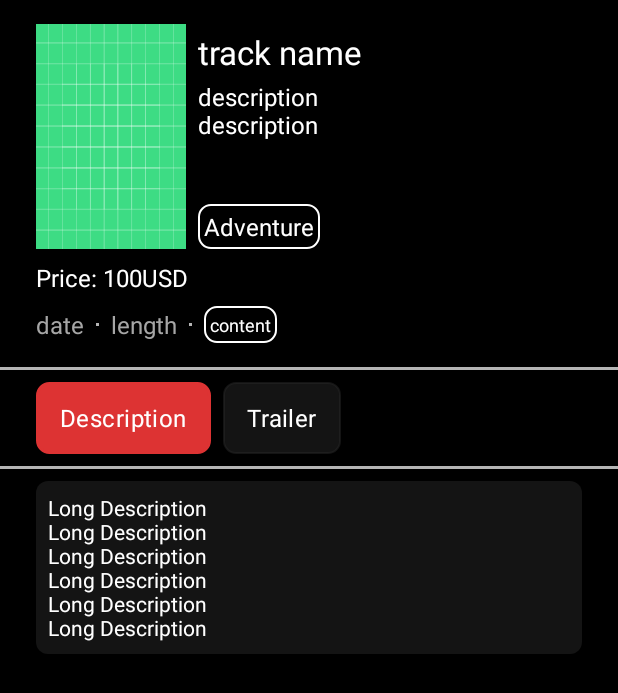
After one commit to acuon/MoviesApp, an Android app: the layout fragment_movie_detail.xml on its own in the app's theme, with its tools: preview values and no code run, on a phone screen of 412 x 824 dp. The commit adds this screen. Shown: the top 693 px of the screen. Run offline under Robolectric (Android 15) with nearby library versions, the phone set to English and light mode, and no system bars.

Commit message:
feat(xml): :sparkles: update xml UIs

```diff
--- a/app/src/main/res/layout/activity_main.xml
+++ b/app/src/main/res/layout/activity_main.xml
@@ -9,7 +9,7 @@
         tools:context=".ui.MainActivity">
 
         <fragment
-            android:id="@+id/navHost"
+            android:id="@+id/nav_host_fragment_container"
             android:name="androidx.navigation.fragment.NavHostFragment"
             android:layout_width="match_parent"
             android:layout_height="0dp"
--- /dev/null
+++ b/app/src/main/res/layout/fragment_movie_detail.xml
@@ -0,0 +1,253 @@
+<?xml version="1.0" encoding="utf-8"?>
+<layout xmlns:android="http://schemas.android.com/apk/res/android"
+    xmlns:app="http://schemas.android.com/apk/res-auto"
+    xmlns:tools="http://schemas.android.com/tools">
+
+    <data>
+
+        <variable
+            name="movieUiState"
+            type="com.acuon.moviesapp.ui.movie_detail.MovieDetailUIState" />
+    </data>
+
+    <androidx.constraintlayout.widget.ConstraintLayout
+        android:layout_width="match_parent"
+        android:layout_height="match_parent"
+        android:background="@color/black"
+        android:paddingTop="@dimen/_16dp"
+        android:paddingBottom="@dimen/_8dp">
+
+        <androidx.constraintlayout.widget.ConstraintLayout
+            android:id="@+id/container_movie_poster"
+            android:layout_width="@dimen/_0dp"
+            android:layout_height="wrap_content"
+            android:layout_marginStart="@dimen/_24dp"
+            android:layout_marginEnd="@dimen/_24dp"
+            app:layout_constraintEnd_toEndOf="parent"
+            app:layout_constraintStart_toStartOf="parent"
+            app:layout_constraintTop_toTopOf="parent">
+
+            <ImageView
+                android:id="@+id/iv_poster"
+                android:layout_width="@dimen/_100dp"
+                android:layout_height="@dimen/_0dp"
+                android:scaleType="fitXY"
+                android:src="@drawable/ic_launcher_background"
+                app:imageUrl="@{movieUiState.data.poster}"
+                app:layout_constraintDimensionRatio="2:3"
+                app:layout_constraintStart_toStartOf="parent"
+                app:layout_constraintTop_toTopOf="parent" />
+
+            <TextView
+                android:id="@+id/tv_name"
+                android:layout_width="@dimen/_0dp"
+                android:layout_height="wrap_content"
+                android:layout_marginStart="@dimen/_8dp"
+                android:layout_marginTop="@dimen/_4dp"
+                android:layout_marginEnd="@dimen/_4dp"
+                android:layout_marginBottom="@dimen/_4dp"
+                android:text="@{movieUiState.data.name}"
+                android:textAlignment="textStart"
+                android:textColor="@color/white"
+                android:textSize="@dimen/ts_22sp"
+                app:layout_constraintEnd_toEndOf="parent"
+                app:layout_constraintStart_toEndOf="@id/iv_poster"
+                app:layout_constraintTop_toTopOf="parent"
+                tools:text="track name" />
+
+            <TextView
+                android:id="@+id/tv_short_desc"
+                android:layout_width="@dimen/_0dp"
+                android:layout_height="wrap_content"
+                android:layout_marginStart="@dimen/_8dp"
+                android:layout_marginTop="@dimen/_4dp"
+                android:layout_marginEnd="@dimen/_4dp"
+                android:layout_marginBottom="@dimen/_4dp"
+                android:text="@{movieUiState.data.shortDescription}"
+                android:textAlignment="textStart"
+                android:textColor="@color/white"
+                android:textSize="@dimen/ts_16sp"
+                app:layout_constraintEnd_toEndOf="parent"
+                app:layout_constraintStart_toEndOf="@id/iv_poster"
+                app:layout_constraintTop_toBottomOf="@id/tv_name"
+                tools:text="description \ndescription" />
+
+            <TextView
+                android:id="@+id/tv_genre"
+                android:layout_width="wrap_content"
+                android:layout_height="wrap_content"
+                android:layout_marginStart="@dimen/_8dp"
+                android:background="@drawable/bg_rounded_corner_8dp_white_stroke"
+                android:padding="@dimen/_4dp"
+                android:text="@{movieUiState.data.genre}"
+                android:textColor="@color/white"
+                android:textSize="@dimen/ts_16sp"
+                app:layout_constraintBottom_toBottomOf="@id/iv_poster"
+                app:layout_constraintStart_toEndOf="@id/iv_poster"
+                tools:text="Adventure" />
+
+        </androidx.constraintlayout.widget.ConstraintLayout>
+
+        <TextView
+            android:id="@+id/tv_price"
+            android:layout_width="wrap_content"
+            android:layout_height="wrap_content"
+            android:layout_marginHorizontal="@dimen/_24dp"
+            android:layout_marginTop="@dimen/_8dp"
+            android:ellipsize="end"
+            android:maxLines="1"
+            android:text="@{`Price: ` + movieUiState.data.price + movieUiState.data.currency}"
+            android:textAlignment="textStart"
+            android:textColor="@color/white"
+            android:textSize="@dimen/ts_16sp"
+            app:layout_constraintStart_toStartOf="parent"
+            app:layout_constraintTop_toBottomOf="@id/container_movie_poster"
+            app:layout_goneMarginBottom="@dimen/_8dp"
+            tools:text="Price: 100USD" />
+
+        <LinearLayout
+            android:id="@+id/container_movie_detail"
+            android:layout_width="match_parent"
+            android:layout_height="wrap_content"
+            android:layout_marginHorizontal="@dimen/_24dp"
+            android:layout_marginTop="@dimen/_8dp"
+            android:gravity="center_vertical"
+            android:orientation="horizontal"
+            app:layout_constraintTop_toBottomOf="@id/tv_price">
+
+            <TextView
+                android:id="@+id/tv_release_date"
+                android:layout_width="wrap_content"
+                android:layout_height="wrap_content"
+                android:text="@{movieUiState.data.prettyDateFull}"
+                android:textAlignment="textStart"
+                android:textColor="@color/dark_grey"
+                android:textSize="@dimen/ts_16sp"
+                app:layout_constraintBottom_toBottomOf="parent"
+                app:layout_constraintStart_toStartOf="parent"
+                app:layout_constraintTop_toBottomOf="@id/tv_name"
+                tools:text="date" />
+
+            <View
+                android:layout_width="@dimen/_2dp"
+                android:layout_height="@dimen/_2dp"
+                android:layout_marginHorizontal="@dimen/_8dp"
+                android:background="@color/divider_grey" />
+
+            <TextView
+                android:id="@+id/tv_movie_length"
+                android:layout_width="wrap_content"
+                android:layout_height="wrap_content"
+                android:textAlignment="textStart"
+                android:textColor="@color/dark_grey"
+                android:textSize="@dimen/ts_16sp"
+                app:text="@{movieUiState.data.lengthInMinutes}"
+                tools:text="length" />
+
+            <View
+                android:layout_width="@dimen/_2dp"
+                android:layout_height="@dimen/_2dp"
+                android:layout_marginHorizontal="@dimen/_8dp"
+                android:background="@color/divider_grey" />
+
+            <TextView
+                android:id="@+id/tv_content_rating"
+                android:layout_width="wrap_content"
+                android:layout_height="wrap_content"
+                android:background="@drawable/bg_rounded_corner_8dp_white_stroke"
+                android:ellipsize="end"
+                android:maxLines="1"
+                android:padding="@dimen/_4dp"
+                android:text="@{movieUiState.data.contentAdvisoryRating}"
+                android:textAlignment="textStart"
+                android:textColor="@color/white"
+                android:textSize="@dimen/ts_12sp"
+                tools:text="content" />
+
+        </LinearLayout>
+
+        <View
+            android:id="@+id/divider1"
+            android:layout_width="match_parent"
+            android:layout_height="@dimen/_2dp"
+            android:layout_marginTop="@dimen/_16dp"
+            android:background="@color/divider_grey"
+            app:layout_constraintTop_toBottomOf="@id/container_movie_detail" />
+
+        <RadioGroup
+            android:id="@+id/rg_options"
+            android:layout_width="match_parent"
+            android:layout_height="wrap_content"
+            android:layout_marginHorizontal="@dimen/_24dp"
+            android:layout_marginTop="@dimen/_8dp"
+            android:orientation="horizontal"
+            app:layout_constraintEnd_toEndOf="parent"
+            app:layout_constraintTop_toBottomOf="@id/divider1">
+
+            <RadioButton
+                android:id="@+id/rb_description"
+                android:layout_width="wrap_content"
+                android:layout_height="wrap_content"
+                android:layout_marginStart="@dimen/_4dp"
+                android:background="@drawable/custom_radio_button"
+                android:button="@null"
+                android:checked="true"
+                android:gravity="start|center_vertical"
+                android:layoutDirection="rtl"
+                android:paddingHorizontal="@dimen/_16dp"
+                android:paddingVertical="@dimen/_8dp"
+                android:text="@string/description"
+                android:textColor="@color/white"
+                android:textSize="@dimen/ts_16sp" />
+
+            <RadioButton
+                android:id="@+id/rb_trailer"
+                android:layout_width="wrap_content"
+                android:layout_height="wrap_content"
+                android:layout_marginEnd="@dimen/_4dp"
+                android:background="@drawable/custom_radio_button"
+                android:button="@null"
+                android:gravity="start|center_vertical"
+                android:layoutDirection="rtl"
+                android:paddingHorizontal="@dimen/_16dp"
+                android:paddingVertical="@dimen/_8dp"
+                android:text="@string/trailer"
+                android:textColor="@color/white"
+                android:textSize="@dimen/ts_16sp" />
+
+        </RadioGroup>
+
+        <View
+            android:id="@+id/divider2"
+            android:layout_width="match_parent"
+            android:layout_height="@dimen/_2dp"
+            android:layout_marginTop="@dimen/_8dp"
+            android:background="@color/divider_grey"
+            app:layout_constraintTop_toBottomOf="@id/rg_options" />
+
+        <TextView
+            android:id="@+id/tv_long_desc"
+            android:layout_width="match_parent"
+            android:layout_height="wrap_content"
+            android:layout_marginHorizontal="@dimen/_24dp"
+            android:layout_marginTop="@dimen/_8dp"
+            android:background="@drawable/bg_rounded_corner_8dp"
+            android:backgroundTint="@color/transparent_grey"
+            android:padding="@dimen/_8dp"
+            android:text="@{movieUiState.data.longDescription}"
+            android:textColor="@color/white"
+            app:layout_constraintTop_toBottomOf="@id/divider2"
+            tools:text="Long Description\nLong Description\nLong Description\nLong Description\nLong Description\nLong Description" />
+
+        <WebView
+            android:id="@+id/web_view_trailer"
+            android:layout_width="match_parent"
+            android:layout_height="@dimen/_0dp"
+            android:layout_marginHorizontal="@dimen/_24dp"
+            android:layout_marginTop="@dimen/_8dp"
+            android:visibility="gone"
+            app:layout_constraintDimensionRatio="3:2"
+            app:layout_constraintTop_toBottomOf="@id/divider2" />
+
+    </androidx.constraintlayout.widget.ConstraintLayout>
+</layout>
```
Also changed, not shown: app/src/main/res/layout/fragment_favorite.xml (added, +21 -0 lines), app/src/main/res/layout/fragment_home.xml (+102 -2 lines), app/src/main/res/layout/item_layout_movies.xml (added, +178 -0 lines).
